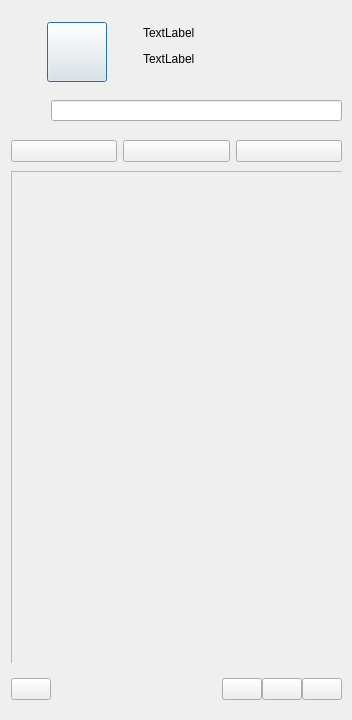
Above: qqmaindlg.ui from XCLSX/QQ before the change. Below: the same form after it.
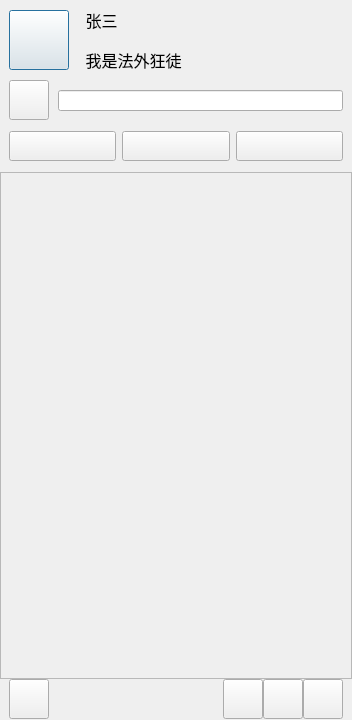
That is the form after the change. Icons and pictures are not drawn.

```diff
--- a/qqmaindlg.ui
+++ b/qqmaindlg.ui
@@ -12,24 +12,40 @@
   </property>
   <property name="minimumSize">
    <size>
-    <width>350</width>
+    <width>352</width>
     <height>720</height>
    </size>
   </property>
+  <property name="font">
+   <font>
+    <family>微软雅黑</family>
+    <pointsize>12</pointsize>
+   </font>
+  </property>
   <property name="windowTitle">
    <string>Dialog</string>
   </property>
-  <layout class="QVBoxLayout" name="verticalLayout_4">
-   <item>
     <layout class="QVBoxLayout" name="verticalLayout">
      <property name="spacing">
       <number>0</number>
      </property>
+   <property name="leftMargin">
+    <number>0</number>
+   </property>
+   <property name="topMargin">
+    <number>0</number>
+   </property>
+   <property name="rightMargin">
+    <number>0</number>
+   </property>
+   <property name="bottomMargin">
+    <number>0</number>
+   </property>
      <item>
       <widget class="QWidget" name="wid_top" native="true">
        <property name="minimumSize">
         <size>
-         <width>331</width>
+       <width>351</width>
          <height>80</height>
         </size>
        </property>
@@ -39,19 +55,22 @@
          <height>80</height>
         </size>
        </property>
-       <widget class="QWidget" name="layoutWidget">
-        <property name="geometry">
-         <rect>
-          <x>0</x>
-          <y>0</y>
-          <width>351</width>
-          <height>82</height>
-         </rect>
-        </property>
-        <layout class="QHBoxLayout" name="horizontalLayout">
+     <layout class="QHBoxLayout" name="horizontalLayout_2">
          <property name="spacing">
           <number>0</number>
          </property>
+      <property name="leftMargin">
+       <number>9</number>
+      </property>
+      <property name="topMargin">
+       <number>0</number>
+      </property>
+      <property name="rightMargin">
+       <number>0</number>
+      </property>
+      <property name="bottomMargin">
+       <number>0</number>
+      </property>
          <item>
           <widget class="QPushButton" name="pb_icon">
            <property name="minimumSize">
@@ -66,9 +85,6 @@
              <height>60</height>
             </size>
            </property>
-           <property name="autoFillBackground">
-            <bool>false</bool>
-           </property>
            <property name="text">
             <string/>
            </property>
@@ -82,130 +98,100 @@
              <height>60</height>
             </size>
            </property>
-           <property name="checkable">
-            <bool>false</bool>
-           </property>
-           <property name="autoRepeat">
-            <bool>false</bool>
-           </property>
           </widget>
          </item>
          <item>
-          <widget class="QWidget" name="widget" native="true">
-           <property name="minimumSize">
-            <size>
-             <width>181</width>
-             <height>80</height>
-            </size>
-           </property>
-           <property name="maximumSize">
-            <size>
-             <width>181</width>
-             <height>80</height>
-            </size>
-           </property>
-           <widget class="QWidget" name="">
-            <property name="geometry">
-             <rect>
-              <x>0</x>
-              <y>10</y>
-              <width>211</width>
-              <height>51</height>
-             </rect>
-            </property>
+       <widget class="QWidget" name="widget_6" native="true">
             <layout class="QVBoxLayout" name="verticalLayout_3">
              <property name="spacing">
               <number>0</number>
              </property>
+         <property name="leftMargin">
+          <number>0</number>
+         </property>
+         <property name="topMargin">
+          <number>0</number>
+         </property>
+         <property name="rightMargin">
+          <number>0</number>
+         </property>
+         <property name="bottomMargin">
+          <number>0</number>
+         </property>
              <item>
               <widget class="QLabel" name="lb_name">
-               <property name="minimumSize">
-                <size>
-                 <width>209</width>
-                 <height>22</height>
-                </size>
-               </property>
-               <property name="maximumSize">
-                <size>
-                 <width>209</width>
-                 <height>22</height>
-                </size>
-               </property>
                <property name="text">
-                <string>TextLabel</string>
+            <string>    张三</string>
                </property>
               </widget>
              </item>
              <item>
               <widget class="QLabel" name="lb_felling">
-               <property name="minimumSize">
-                <size>
-                 <width>209</width>
-                 <height>21</height>
-                </size>
-               </property>
                <property name="text">
-                <string>TextLabel</string>
+            <string>    我是法外狂徒</string>
                </property>
               </widget>
              </item>
             </layout>
            </widget>
-          </widget>
-         </item>
-        </layout>
-       </widget>
+      </item>
+     </layout>
       </widget>
      </item>
      <item>
       <widget class="QWidget" name="wid_search" native="true">
        <property name="minimumSize">
         <size>
-         <width>331</width>
-         <height>40</height>
+       <width>351</width>
+       <height>41</height>
         </size>
        </property>
        <property name="maximumSize">
         <size>
          <width>16777215</width>
-         <height>40</height>
-        </size>
-       </property>
-       <layout class="QHBoxLayout" name="horizontalLayout_4">
+       <height>41</height>
+      </size>
+     </property>
+     <layout class="QHBoxLayout" name="horizontalLayout_3">
         <property name="spacing">
-         <number>0</number>
+       <number>9</number>
         </property>
         <property name="leftMargin">
-         <number>0</number>
+       <number>9</number>
         </property>
         <property name="topMargin">
          <number>0</number>
         </property>
         <property name="rightMargin">
-         <number>0</number>
+       <number>9</number>
         </property>
         <property name="bottomMargin">
          <number>0</number>
         </property>
         <item>
          <widget class="QPushButton" name="pb_search">
+        <property name="minimumSize">
+         <size>
+          <width>40</width>
+          <height>40</height>
+         </size>
+        </property>
+        <property name="maximumSize">
+         <size>
+          <width>40</width>
+          <height>40</height>
+         </size>
+        </property>
           <property name="text">
            <string/>
           </property>
-          <property name="icon">
-           <iconset resource="netapi/res.qrc">
-            <normaloff>:/images/searchbox_button.png</normaloff>:/images/searchbox_button.png</iconset>
-          </property>
-          <property name="flat">
-           <bool>true</bool>
-          </property>
          </widget>
         </item>
         <item>
          <widget class="QLineEdit" name="le_search">
           <property name="minimumSize">
            <size>
-            <width>241</width>
+          <width>271</width>
             <height>21</height>
            </size>
           </property>
@@ -224,63 +210,105 @@
       <widget class="QWidget" name="wid_FriendList" native="true">
        <property name="minimumSize">
         <size>
-         <width>331</width>
-         <height>461</height>
-        </size>
-       </property>
+       <width>351</width>
+       <height>511</height>
+      </size>
+     </property>
+     <property name="maximumSize">
+      <size>
+       <width>16777215</width>
+       <height>16777215</height>
+      </size>
+     </property>
+     <layout class="QVBoxLayout" name="verticalLayout_4">
+      <property name="spacing">
+       <number>0</number>
+      </property>
+      <property name="leftMargin">
+       <number>0</number>
+      </property>
+      <property name="topMargin">
+       <number>0</number>
+      </property>
+      <property name="rightMargin">
+       <number>0</number>
+      </property>
+      <property name="bottomMargin">
+       <number>0</number>
+      </property>
+      <item>
        <widget class="QWidget" name="widget_2" native="true">
-        <property name="geometry">
-         <rect>
-          <x>0</x>
-          <y>0</y>
-          <width>331</width>
-          <height>40</height>
-         </rect>
-        </property>
         <property name="minimumSize">
          <size>
-          <width>331</width>
-          <height>40</height>
+          <width>351</width>
+          <height>51</height>
          </size>
         </property>
         <property name="maximumSize">
          <size>
           <width>16777215</width>
-          <height>40</height>
+          <height>51</height>
          </size>
         </property>
-        <property name="toolTipDuration">
-         <number>0</number>
-        </property>
-        <layout class="QHBoxLayout" name="horizontalLayout_3">
-         <property name="leftMargin">
-          <number>0</number>
-         </property>
+        <layout class="QHBoxLayout" name="horizontalLayout_4">
          <property name="topMargin">
           <number>0</number>
          </property>
-         <property name="rightMargin">
-          <number>0</number>
-         </property>
          <property name="bottomMargin">
           <number>0</number>
          </property>
          <item>
-          <widget class="QPushButton" name="pushButton">
+          <widget class="QPushButton" name="pb_1">
+           <property name="minimumSize">
+            <size>
+             <width>107</width>
+             <height>30</height>
+            </size>
+           </property>
+           <property name="maximumSize">
+            <size>
+             <width>11111</width>
+             <height>30</height>
+            </size>
+           </property>
            <property name="text">
             <string/>
            </property>
           </widget>
          </item>
          <item>
-          <widget class="QPushButton" name="pushButton_2">
+          <widget class="QPushButton" name="pb_2">
+           <property name="minimumSize">
+            <size>
+             <width>107</width>
+             <height>30</height>
+            </size>
+           </property>
+           <property name="maximumSize">
+            <size>
+             <width>11111</width>
+             <height>30</height>
+            </size>
+           </property>
            <property name="text">
             <string/>
            </property>
           </widget>
          </item>
          <item>
-          <widget class="QPushButton" name="pushButton_6">
+          <widget class="QPushButton" name="pb_3">
+           <property name="minimumSize">
+            <size>
+             <width>107</width>
+             <height>30</height>
+            </size>
+           </property>
+           <property name="maximumSize">
+            <size>
+             <width>11111</width>
+             <height>30</height>
+            </size>
+           </property>
            <property name="text">
             <string/>
            </property>
@@ -288,15 +316,9 @@
          </item>
         </layout>
        </widget>
+      </item>
+      <item>
        <widget class="QScrollArea" name="scrollArea">
-        <property name="geometry">
-         <rect>
-          <x>0</x>
-          <y>40</y>
-          <width>361</width>
-          <height>511</height>
-         </rect>
-        </property>
         <property name="widgetResizable">
          <bool>true</bool>
         </property>
@@ -305,41 +327,13 @@
           <rect>
            <x>0</x>
            <y>0</y>
-           <width>359</width>
-           <height>509</height>
+           <width>350</width>
+           <height>505</height>
           </rect>
          </property>
          <layout class="QVBoxLayout" name="verticalLayout_2">
-          <property name="spacing">
-           <number>0</number>
-          </property>
-          <property name="leftMargin">
-           <number>0</number>
-          </property>
-          <property name="topMargin">
-           <number>0</number>
-          </property>
-          <property name="rightMargin">
-           <number>0</number>
-          </property>
-          <property name="bottomMargin">
-           <number>0</number>
-          </property>
           <item>
-           <widget class="QWidget" name="widget_3" native="true">
-            <property name="minimumSize">
-             <size>
-              <width>341</width>
-              <height>81</height>
-             </size>
-            </property>
-            <property name="maximumSize">
-             <size>
-              <width>16777215</width>
-              <height>81</height>
-             </size>
-            </property>
-           </widget>
+           <widget class="QWidget" name="wid_friend" native="true"/>
           </item>
           <item>
            <spacer name="verticalSpacer">
@@ -349,7 +343,7 @@
             <property name="sizeHint" stdset="0">
              <size>
               <width>20</width>
-              <height>411</height>
+              <height>468</height>
              </size>
             </property>
            </spacer>
@@ -357,42 +351,54 @@
          </layout>
         </widget>
        </widget>
-      </widget>
-     </item>
-    </layout>
+      </item>
+     </layout>
+    </widget>
    </item>
    <item>
     <widget class="QWidget" name="wid_menu" native="true">
      <property name="minimumSize">
       <size>
-       <width>331</width>
-       <height>40</height>
+       <width>351</width>
+       <height>41</height>
       </size>
      </property>
      <property name="maximumSize">
       <size>
        <width>16777215</width>
-       <height>40</height>
+       <height>41</height>
       </size>
      </property>
-     <layout class="QHBoxLayout" name="horizontalLayout_2">
+     <layout class="QHBoxLayout" name="horizontalLayout">
       <property name="spacing">
        <number>0</number>
       </property>
       <property name="leftMargin">
-       <number>0</number>
+       <number>9</number>
       </property>
       <property name="topMargin">
        <number>0</number>
       </property>
       <property name="rightMargin">
-       <number>0</number>
+       <number>9</number>
       </property>
       <property name="bottomMargin">
        <number>0</number>
       </property>
       <item>
-       <widget class="QPushButton" name="pb_option">
+       <widget class="QPushButton" name="pushButton_6">
+        <property name="minimumSize">
+         <size>
+          <width>30</width>
+          <height>30</height>
+         </size>
+        </property>
+        <property name="maximumSize">
+         <size>
+          <width>40</width>
+          <height>40</height>
+         </size>
+        </property>
         <property name="text">
          <string/>
         </property>
@@ -405,28 +411,64 @@
         </property>
         <property name="sizeHint" stdset="0">
          <size>
-          <width>190</width>
+          <width>147</width>
           <height>20</height>
          </size>
         </property>
        </spacer>
       </item>
       <item>
-       <widget class="QPushButton" name="pushButton_3">
+       <widget class="QPushButton" name="pushButton_7">
+        <property name="minimumSize">
+         <size>
+          <width>30</width>
+          <height>30</height>
+         </size>
+        </property>
+        <property name="maximumSize">
+         <size>
+          <width>40</width>
+          <height>40</height>
+         </size>
+        </property>
         <property name="text">
          <string/>
         </property>
        </widget>
       </item>
       <item>
-       <widget class="QPushButton" name="pushButton_4">
+       <widget class="QPushButton" name="pushButton_8">
+        <property name="minimumSize">
+         <size>
+          <width>30</width>
+          <height>30</height>
+         </size>
+        </property>
+        <property name="maximumSize">
+         <size>
+          <width>40</width>
+          <height>40</height>
+         </size>
+        </property>
         <property name="text">
          <string/>
         </property>
        </widget>
       </item>
       <item>
-       <widget class="QPushButton" name="pushButton_5">
+       <widget class="QPushButton" name="pushButton_9">
+        <property name="minimumSize">
+         <size>
+          <width>30</width>
+          <height>30</height>
+         </size>
+        </property>
+        <property name="maximumSize">
+         <size>
+          <width>40</width>
+          <height>40</height>
+         </size>
+        </property>
         <property name="text">
          <string/>
         </property>
```
Left out of the diff: 2 changed lines with no effect on the pictures. Lines whose indentation alone changed are shown as unchanged.
